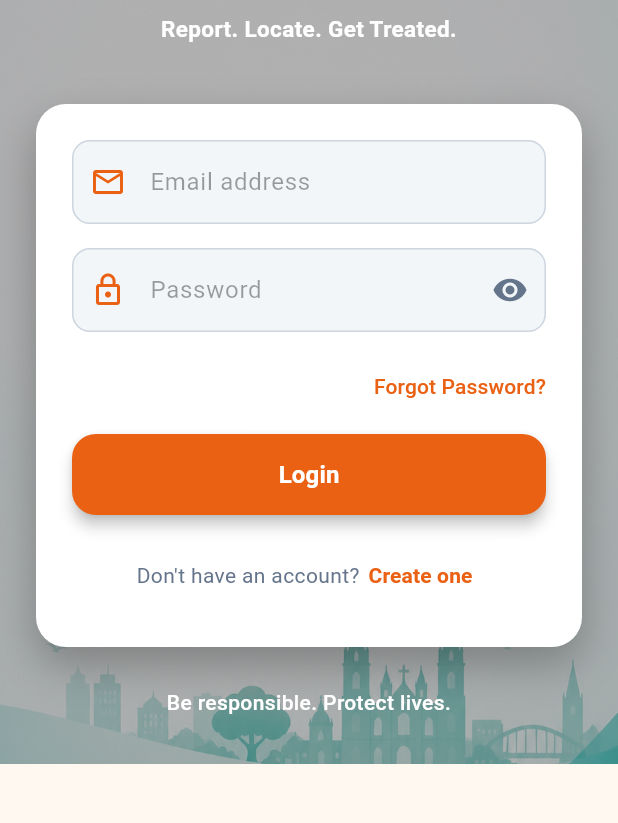
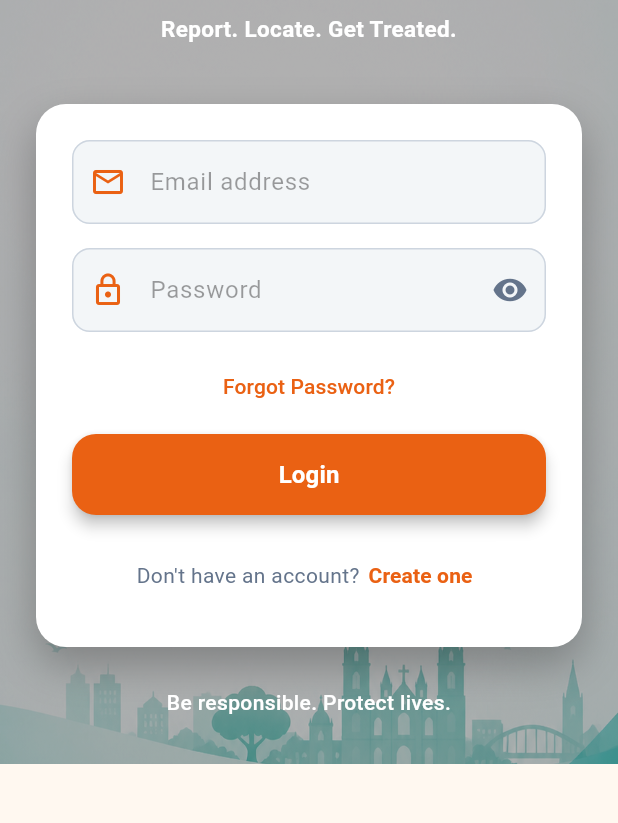
Before and after one commit to jayandresasi/CRIS_APP, a Flutter app: the screen it shows after launch, on a phone screen of 412 x 824 dp, the part 355-1178 px from its top. Run offline on Flutter 3.47's test engine with Material 3 defaults, Android fonts, the phone set to English and light mode, and no system bars; our stand-ins replace cloud_firestore, firebase_auth, firebase_core, firebase_storage, flutter_map, geolocator and 5 more; missing offline and left inert: pdfx; accounts and stored records are empty.

Commit message:
fix: center align the forgot password button on the login page

```diff
--- a/flutter_application_1/lib/pages/login_page.dart
+++ b/flutter_application_1/lib/pages/login_page.dart
@@ -327,7 +327,7 @@
                         ),
                         const SizedBox(height: 12),
                         Align(
-                          alignment: Alignment.centerRight,
+                          alignment: Alignment.center,
                           child: TextButton(
                             onPressed: _showForgotPassword,
                             style: TextButton.styleFrom(
```
